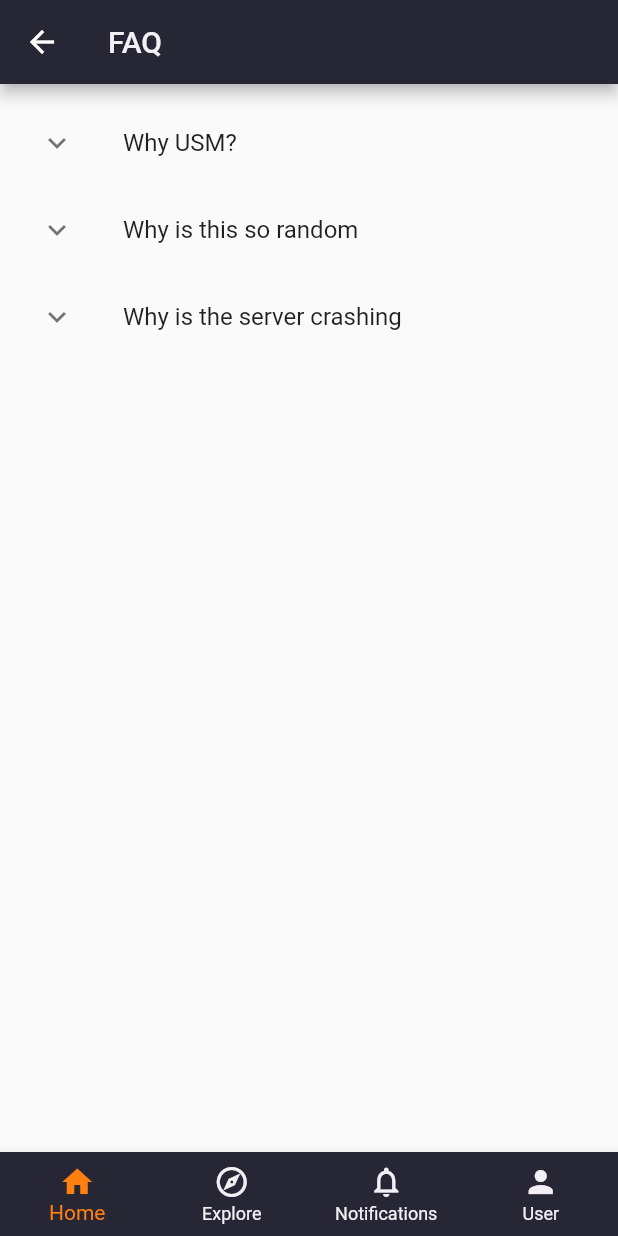
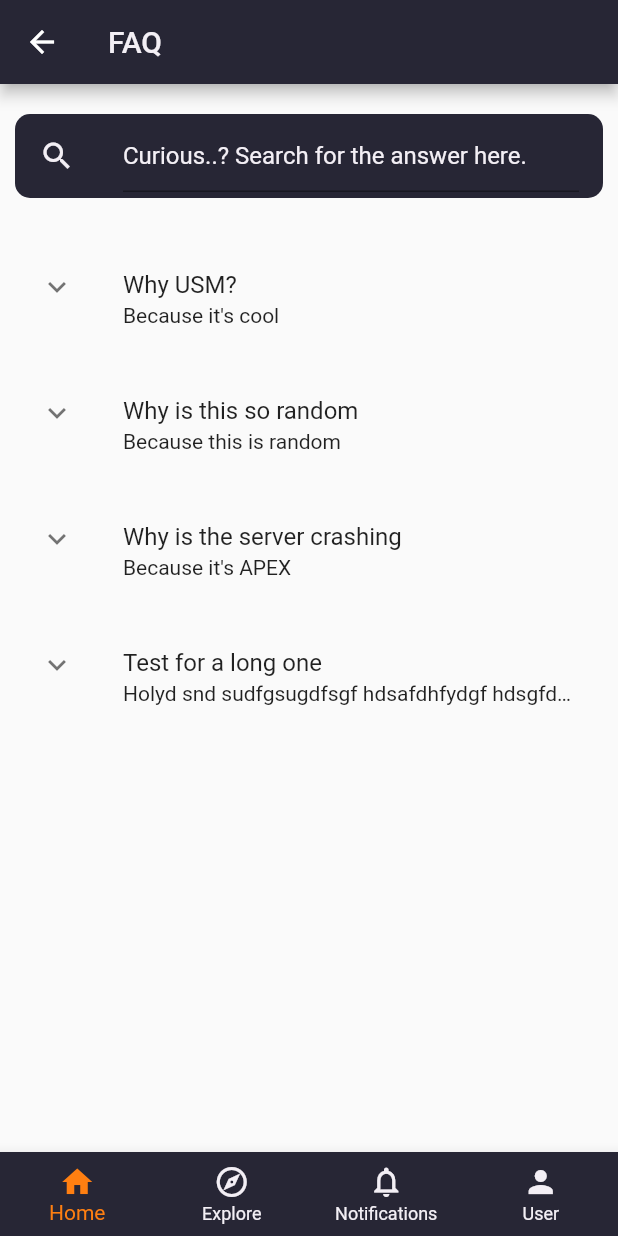
Before and after one commit to GDSC-USM/MyUSM, a Flutter app: the FAQ screen opened by its route, on a phone screen of 412 x 824 dp. Run offline on Flutter 3.47's test engine with Material 2 defaults, Android fonts, the phone set to English and light mode, and no system bars; our stand-ins replace cloud_firestore, firebase_auth, firebase_core, google_maps_flutter; missing offline and left inert: syncfusion_flutter_pdfviewer; accounts and stored records are empty; generated files the repository leaves out were written again.

Commit message:
Updated FAQ screen

```diff
--- a/lib/main.dart
+++ b/lib/main.dart
@@ -67,7 +67,7 @@ class MainApp extends StatelessWidget {
               return MaterialPageRoute(
                   builder: (ctx) =>
                       AcademicCalendar(file: settings.arguments as String));
-            case CampusMapScreen.routeName: // School Page
+            case CampusMapScreen.routeName: // Campus Map Page
               return MaterialPageRoute(
                   builder: (ctx) =>
                       CampusMapScreen(title: settings.arguments as String));
--- a/lib/screens/faq_screen.dart
+++ b/lib/screens/faq_screen.dart
@@ -15,28 +15,95 @@ class _FAQState extends State<FAQ> {
   var faqs = {
     "Why USM?": "Because it's cool",
     "Why is this so random": "Because this is random",
-    "Why is the server crashing": "Because it's APEX"
+    "Why is the server crashing": "Because it's APEX",
+    "Test for a long one" : "Holyd snd sudfgsugdfsgf hdsafdhfydgf hdsgfdhjfh udfhudgdfbdfhdu fgduy fg  ds duf uudsyuuds ud udh fud fdu du "
   };
 
   @override
   Widget build(BuildContext context) {
     return Scaffold(
       appBar: const UpperNavBar(title: "FAQ").build(context),
+
       // Build the list of FAQs based on the Firebase data
-      body: ListView.builder(
+      body: Column(
+        children: <Widget>[
+          // Space between app bar and search box
+          const SizedBox(
+            height: 10,
+          ),
+
+          // The search box
+          Container(
+            padding: const EdgeInsets.all(10),
+            child: ListTile(
+              tileColor: const Color.fromARGB(255, 39, 38, 53),
+              iconColor: const Color.fromARGB(255, 243, 239, 245),
+              leading: const Icon(Icons.search),
+              title: const TextField(
+                decoration: InputDecoration(
+                  hintText: "Curious..? Search for the answer here.",
+                  hintStyle: TextStyle(
+                    color: Color.fromARGB(255, 243, 239, 245),
+                  ),
+                ),
+                style: TextStyle(color: Color.fromARGB(255, 243, 239, 245)),
+              ),
+              shape: RoundedRectangleBorder(
+                  borderRadius: BorderRadius.circular(10)),
+            ),
+          ),
+
+          // Space between search box and the FAQs
+          const SizedBox(
+            height: 10,
+          ),
+
+          // FAQ list tiles
+          ListView.separated(
+            shrinkWrap: true,
             padding: const EdgeInsets.all(10.0),
             itemCount: faqs.length,
             itemBuilder: (BuildContext context, int index) {
               return ExpansionTile(
+                iconColor: const Color.fromARGB(255, 255, 127, 17),
+                textColor: const Color.fromARGB(255, 255, 127, 17),
+
                 title: Text(faqs.keys.elementAt(index)),
+
+                /*
+                  Truncated the text so that it shows a sneak peek of the
+                  answer if it's long.
+                */
+                subtitle: Text(
+                  faqs.values.elementAt(index),
+                  overflow: TextOverflow.ellipsis,
+                  maxLines: 1,
+                ),
                 children: <Widget>[
                   ListTile(
-                title: Text(faqs.values.elementAt(index)),
+                    title: Text(
+                      faqs.values.elementAt(index),
+                      style: const TextStyle(
+                        color: Color.fromARGB(255, 39, 38, 53)
+                      ),
+                    ),
+                    shape: RoundedRectangleBorder(
+                      borderRadius: BorderRadius.circular(10)
+                    ),
                   )
                 ],
                 controlAffinity: ListTileControlAffinity.leading,
               );
-      }),
+            },
+            separatorBuilder: (BuildContext context, int index) {
+              return const SizedBox(
+                height: 10,
+              );
+            },
+          ),
+        ],
+      ),
+
       bottomNavigationBar: const BottomNavBar(curIndex: 0),
     );
   }
--- a/lib/widgets/bottom_nav_bar.dart
+++ b/lib/widgets/bottom_nav_bar.dart
@@ -1,7 +1,6 @@
 import 'package:flutter/material.dart';
 import 'package:my_usm/screens/explore_screen.dart';
 import 'package:my_usm/screens/home_screen.dart';
-import 'package:my_usm/screens/society_screen.dart';
 
 class BottomNavBar extends StatelessWidget {
   final int curIndex;
```
Lines whose indentation alone changed are shown as unchanged.
